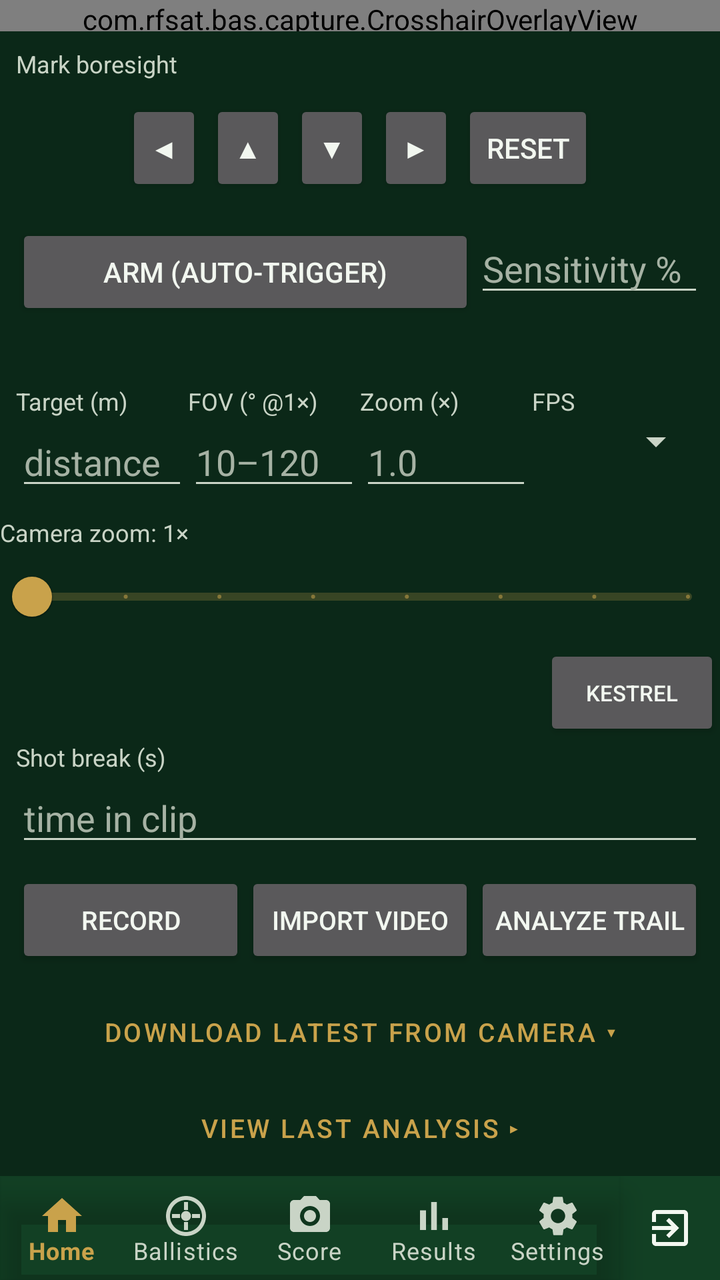
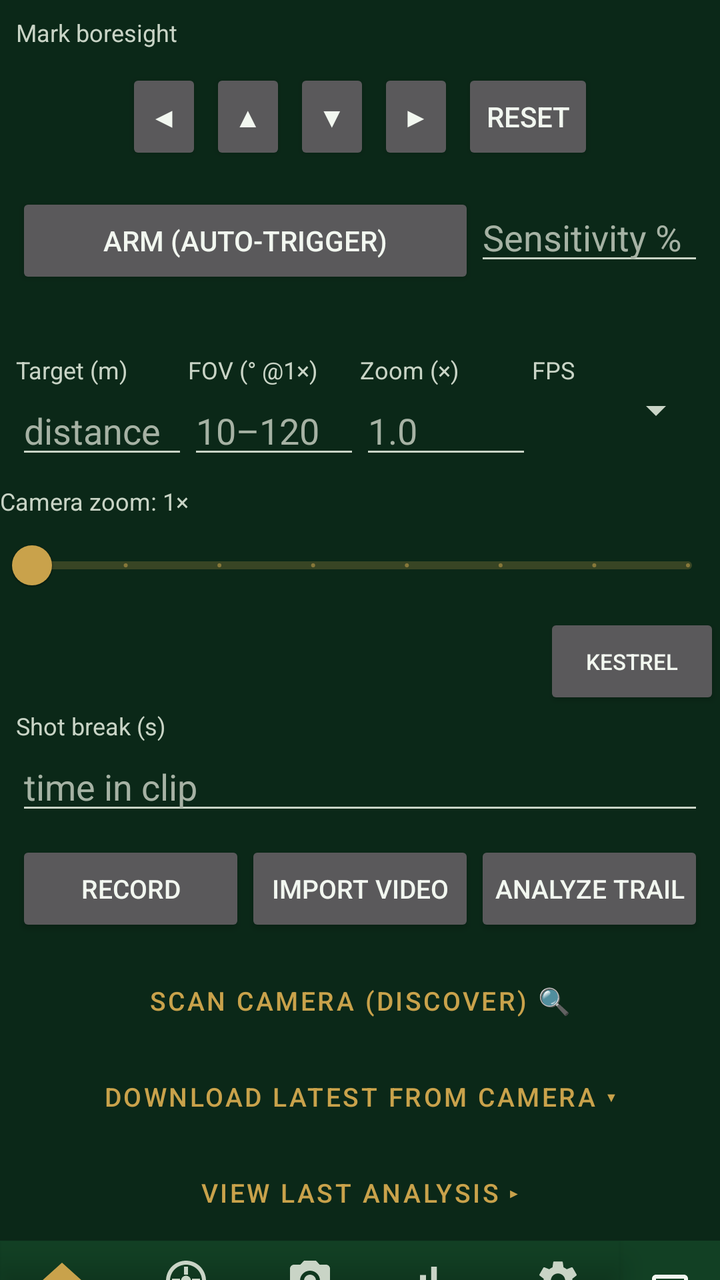

Two renders of the same Android screen: before a commit and after it. Below are the layout's source before the change and the commit's diff.
<!-- AndroidManifest.xml: application theme Theme.BAS -->
<!-- res/layout/activity_capture.xml -->
<?xml version="1.0" encoding="utf-8"?>
<LinearLayout xmlns:android="http://schemas.android.com/apk/res/android"
    android:layout_width="match_parent"
    android:layout_height="match_parent"
    android:orientation="vertical">

    <FrameLayout
        android:layout_width="match_parent"
        android:layout_height="0dp"
        android:layout_weight="1">

        <androidx.camera.view.PreviewView
            android:id="@+id/previewView"
            android:layout_width="match_parent"
            android:layout_height="match_parent" />

        <SurfaceView
            android:id="@+id/streamPreview"
            android:layout_width="match_parent"
            android:layout_height="match_parent"
            android:visibility="gone" />

        <com.rfsat.bas.capture.CrosshairOverlayView
            android:id="@+id/crosshair"
            android:layout_width="match_parent"
            android:layout_height="match_parent" />

        <ProgressBar
            android:id="@+id/progressAnalyzing"
            android:layout_width="wrap_content"
            android:layout_height="wrap_content"
            android:layout_gravity="center"
            android:visibility="gone" />

    </FrameLayout>

    <TextView
        android:layout_width="match_parent"
        android:layout_height="wrap_content"
        android:padding="8dp"
        android:textSize="12sp"
        android:text="@string/mark_boresight" />

    <LinearLayout
        android:layout_width="match_parent"
        android:layout_height="wrap_content"
        android:orientation="horizontal"
        android:gravity="center"
        android:paddingBottom="4dp">

        <Button android:id="@+id/btnNudgeLeft" android:text="◀" android:minWidth="0dp"
            android:layout_width="wrap_content" android:layout_height="wrap_content" android:layout_margin="2dp"/>
        <Button android:id="@+id/btnNudgeUp" android:text="▲" android:minWidth="0dp"
            android:layout_width="wrap_content" android:layout_height="wrap_content" android:layout_margin="2dp"/>
        <Button android:id="@+id/btnNudgeDown" android:text="▼" android:minWidth="0dp"
            android:layout_width="wrap_content" android:layout_height="wrap_content" android:layout_margin="2dp"/>
        <Button android:id="@+id/btnNudgeRight" android:text="▶" android:minWidth="0dp"
            android:layout_width="wrap_content" android:layout_height="wrap_content" android:layout_margin="2dp"/>
        <Button android:id="@+id/btnNudgeReset" android:text="Reset" android:minWidth="0dp"
            android:layout_width="wrap_content" android:layout_height="wrap_content" android:layout_margin="2dp"/>
    </LinearLayout>

    <LinearLayout
        android:layout_width="match_parent"
        android:layout_height="wrap_content"
        android:orientation="horizontal"
        android:padding="8dp">

        <Button android:id="@+id/btnArm" android:text="Arm (Auto-Trigger)"
            android:layout_width="0dp" android:layout_weight="2" android:layout_height="wrap_content"/>
        <EditText android:id="@+id/etSensitivity" android:hint="Sensitivity %"
            android:inputType="number" android:layout_width="0dp" android:layout_weight="1" android:layout_height="wrap_content"/>
    </LinearLayout>

    <TextView android:id="@+id/tvArmStatus"
        android:layout_width="match_parent" android:layout_height="wrap_content"
        android:paddingHorizontal="8dp" android:textSize="12sp" android:textStyle="italic"/>

    <LinearLayout
        android:layout_width="match_parent"
        android:layout_height="wrap_content"
        android:orientation="horizontal"
        android:padding="8dp">

        
        <LinearLayout android:layout_width="0dp" android:layout_weight="1" android:layout_height="wrap_content" android:orientation="vertical">
            <TextView android:id="@+id/tvTargetLabel" android:text="Target (m)" android:textSize="12sp"
                android:layout_width="wrap_content" android:layout_height="wrap_content"/>
            <EditText android:id="@+id/etTargetDistance" android:hint="distance"
                android:inputType="numberDecimal" android:layout_width="match_parent" android:layout_height="wrap_content"/>
        </LinearLayout>
        <LinearLayout android:layout_width="0dp" android:layout_weight="1" android:layout_height="wrap_content" android:orientation="vertical">
            <TextView android:text="FOV (° @1×)" android:textSize="12sp"
                android:layout_width="wrap_content" android:layout_height="wrap_content"/>
            <EditText android:id="@+id/etHorizontalFov" android:hint="10–120"
                android:inputType="numberDecimal" android:layout_width="match_parent" android:layout_height="wrap_content"/>
        </LinearLayout>
        
        <LinearLayout android:layout_width="0dp" android:layout_weight="1" android:layout_height="wrap_content" android:orientation="vertical">
            <TextView android:text="Zoom (×)" android:textSize="12sp"
                android:layout_width="wrap_content" android:layout_height="wrap_content"/>
            <EditText android:id="@+id/etZoom" android:hint="1.0"
                android:inputType="numberDecimal" android:layout_width="match_parent" android:layout_height="wrap_content"/>
        </LinearLayout>
        
        <LinearLayout android:layout_width="0dp" android:layout_weight="1" android:layout_height="wrap_content" android:orientation="vertical">
            <TextView android:text="FPS" android:textSize="12sp"
                android:layout_width="wrap_content" android:layout_height="wrap_content"/>
            <Spinner android:id="@+id/spFrameRate"
                android:layout_width="match_parent" android:layout_height="wrap_content"/>
        </LinearLayout>
    </LinearLayout>

    
    <TextView android:id="@+id/tvZoomLabel" android:text="Camera zoom: 1×"
        android:textSize="12sp"
        android:layout_width="wrap_content" android:layout_height="wrap_content"/>
    <com.google.android.material.slider.Slider android:id="@+id/slZoom"
        android:valueFrom="1.0" android:valueTo="8.0" android:stepSize="1.0"
        android:value="1.0"
        android:layout_width="match_parent" android:layout_height="wrap_content"/>

    
    <LinearLayout android:layout_width="match_parent" android:layout_height="wrap_content"
        android:orientation="horizontal" android:gravity="center_vertical">
        <TextView android:id="@+id/tvEnvStatus"
            android:layout_width="0dp" android:layout_weight="1" android:layout_height="wrap_content"
            android:textSize="11sp"/>
        <Button android:id="@+id/btnKestrel" android:text="Kestrel"
            android:textSize="11sp"
            android:layout_width="wrap_content" android:layout_height="wrap_content"/>
    </LinearLayout>

    <LinearLayout android:layout_width="match_parent" android:layout_height="wrap_content"
        android:orientation="vertical" android:layout_marginHorizontal="8dp">
        <TextView android:text="Shot break (s)" android:textSize="12sp"
            android:layout_width="wrap_content" android:layout_height="wrap_content"/>
        <EditText android:id="@+id/etShotBreakSeconds" android:hint="time in clip"
            android:inputType="numberDecimal" android:layout_width="match_parent" android:layout_height="wrap_content"/>
    </LinearLayout>

    
    <LinearLayout android:id="@+id/rowCaptureSource" android:visibility="gone"
        android:layout_width="match_parent" android:layout_height="wrap_content"
        android:orientation="horizontal" android:gravity="center_vertical"
        android:paddingLeft="8dp" android:paddingRight="8dp">
        <TextView android:text="Source" android:textSize="12sp"
            android:layout_width="wrap_content" android:layout_height="wrap_content"
            android:paddingRight="8dp"/>
        <Spinner android:id="@+id/spCaptureSource"
            android:layout_width="0dp" android:layout_weight="1" android:layout_height="wrap_content"/>
    </LinearLayout>
    <TextView android:id="@+id/tvStreamStatus" android:visibility="gone"
        android:textSize="11sp" android:paddingLeft="8dp" android:paddingRight="8dp"
        android:layout_width="match_parent" android:layout_height="wrap_content"/>

    <LinearLayout
        android:layout_width="match_parent"
        android:layout_height="wrap_content"
        android:orientation="horizontal"
        android:padding="8dp">

        <Button android:id="@+id/btnRecord" android:text="@string/record"
            android:textSize="13sp" android:minWidth="0dp"
            android:paddingLeft="4dp" android:paddingRight="4dp" android:insetLeft="0dp" android:insetRight="0dp"
            android:layout_width="0dp" android:layout_weight="1" android:layout_height="wrap_content"/>
        <Button android:id="@+id/btnSaveStream" android:text="Save"
            android:textSize="13sp" android:minWidth="0dp" android:visibility="gone"
            android:paddingLeft="4dp" android:paddingRight="4dp" android:insetLeft="0dp" android:insetRight="0dp"
            android:layout_width="0dp" android:layout_weight="1" android:layout_height="wrap_content"/>
        <Button android:id="@+id/btnImportVideo" android:text="@string/import_video"
            android:textSize="13sp" android:minWidth="0dp"
            android:paddingLeft="4dp" android:paddingRight="4dp" android:insetLeft="0dp" android:insetRight="0dp"
            android:layout_width="0dp" android:layout_weight="1" android:layout_height="wrap_content"/>
        <Button android:id="@+id/btnAnalyze" android:text="@string/analyze_trail"
            android:textSize="13sp" android:minWidth="0dp"
            android:paddingLeft="4dp" android:paddingRight="4dp" android:insetLeft="0dp" android:insetRight="0dp"
            android:layout_width="0dp" android:layout_weight="1" android:layout_height="wrap_content"/>
    </LinearLayout>

    <Button android:id="@+id/btnCameraFile"
        android:text="Download latest from camera ▾"
        android:layout_width="match_parent" android:layout_height="wrap_content"
        android:textSize="13sp"
        style="?attr/borderlessButtonStyle" />

    <Button android:id="@+id/btnLastAnalysis"
        android:text="View last analysis ▸"
        android:layout_width="match_parent" android:layout_height="wrap_content"
        android:textSize="13sp"
        style="?attr/borderlessButtonStyle" />

    <include layout="@layout/include_bottom_nav" />
</LinearLayout>
<!-- res/layout/include_bottom_nav.xml (included above) -->
<?xml version="1.0" encoding="utf-8"?>
<LinearLayout xmlns:android="http://schemas.android.com/apk/res/android"
    xmlns:app="http://schemas.android.com/apk/res-auto"
    android:layout_width="match_parent"
    android:layout_height="52dp"
    android:orientation="horizontal"
    android:background="?attr/colorSurface">

    <com.google.android.material.bottomnavigation.BottomNavigationView
        android:id="@+id/bottomNav"
        android:layout_width="0dp"
        android:layout_weight="1"
        android:layout_height="match_parent"
        android:background="@android:color/transparent"
        app:itemIconTint="@color/bottom_nav_item"
        app:itemTextColor="@color/bottom_nav_item"
        app:labelVisibilityMode="labeled"
        app:menu="@menu/bottom_nav_menu" />

    <LinearLayout
        android:id="@+id/btnExit"
        android:layout_width="50dp"
        android:layout_height="match_parent"
        android:orientation="vertical"
        android:gravity="center"
        android:background="?attr/selectableItemBackgroundBorderless"
        android:contentDescription="@string/nav_exit">

        
        <ImageView
            android:layout_width="24dp"
            android:layout_height="24dp"
            android:src="@drawable/ic_nav_exit"
            app:tint="?android:attr/textColorPrimary"
            android:importantForAccessibility="no" />
    </LinearLayout>
</LinearLayout>
<!-- resources referenced by this layout -->
<resources>
  <!-- drawable ic_nav_exit (drawable) -->
  <vector xmlns:android="http://schemas.android.com/apk/res/android"
      android:width="24dp" android:height="24dp"
      android:viewportWidth="24" android:viewportHeight="24">
      <path android:fillColor="@android:color/white" android:pathData="M10.09,15.59L11.5,17l5,-5 -5,-5 -1.41,1.41L12.67,11H3v2h9.67l-2.58,2.59zM19,3H5c-1.11,0 -2,0.9 -2,2v4h2V5h14v14H5v-4H3v4c0,1.1 0.89,2 2,2h14c1.1,0 2,-0.9 2,-2V5c0,-1.1 -0.9,-2 -2,-2z" />
  </vector>
  <string name="analyze_trail">Analyze trail</string>
  <string name="import_video">Import video</string>
  <string name="mark_boresight">Mark boresight</string>
  <string name="nav_exit">Exit</string>
  <string name="record">Record</string>
  <style name="Theme.BAS" parent="Theme.BAS.Dark" />
  <style name="Theme.BAS.Dark" parent="Theme.BAS.Base">
          <item name="android:windowBackground">@color/dark_bg</item>
          <item name="colorSurface">@color/dark_surface</item>
          <item name="colorPrimary">@color/dark_accent</item>
          <item name="colorSecondary">@color/dark_accent</item>
          <item name="colorAccent">@color/dark_accent</item>
          <item name="colorOnPrimary">@color/dark_on_accent</item>
          <item name="colorOnSecondary">@color/dark_on_accent</item>
          <item name="android:colorBackground">@color/dark_surface</item>
          <item name="android:textColorPrimary">@color/dark_text</item>
          <item name="android:textColorSecondary">@color/dark_text_dim</item>
          <item name="android:textColorTertiary">#C9D4C6</item>
          <item name="android:textColorHint">#A6B2A4</item>
          <item name="colorOnSurface">@color/dark_text</item>
          <item name="colorOnBackground">@color/dark_text</item>
      </style>
  <style name="Theme.BAS.Base" parent="Theme.MaterialComponents.NoActionBar">
          <item name="android:statusBarColor">@color/dark_bg</item>
      </style>
  <color name="dark_bg">#0B2818</color>
  <color name="dark_surface">#124024</color>
  <color name="dark_accent">#C9A24B</color>
  <color name="dark_on_accent">#141008</color>
  <color name="dark_text">#F2F7F0</color>
  <color name="dark_text_dim">#C9D4C6</color>
</resources>

<!-- the commit's change to res/layout/activity_capture.xml (unified diff, before → after) -->
@@ -177,6 +177,12 @@
             android:paddingLeft="4dp" android:paddingRight="4dp" android:insetLeft="0dp" android:insetRight="0dp"
             android:layout_width="0dp" android:layout_weight="1" android:layout_height="wrap_content"/>
     </LinearLayout>
+
+    <Button android:id="@+id/btnScanCamera"
+        android:text="Scan camera (discover) 🔍"
+        android:layout_width="match_parent" android:layout_height="wrap_content"
+        android:textSize="13sp"
+        style="?attr/borderlessButtonStyle" />
 
     <Button android:id="@+id/btnCameraFile"
         android:text="Download latest from camera ▾"
